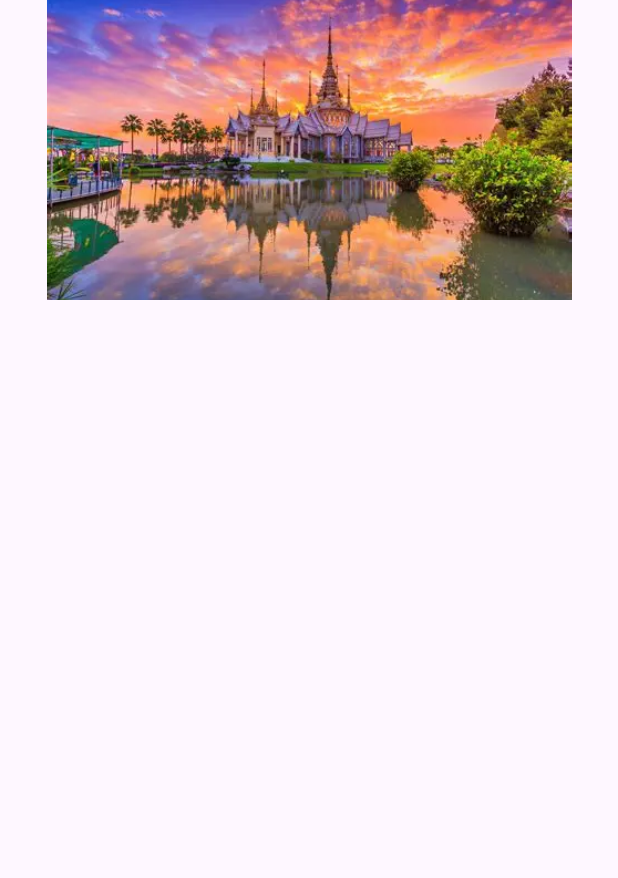
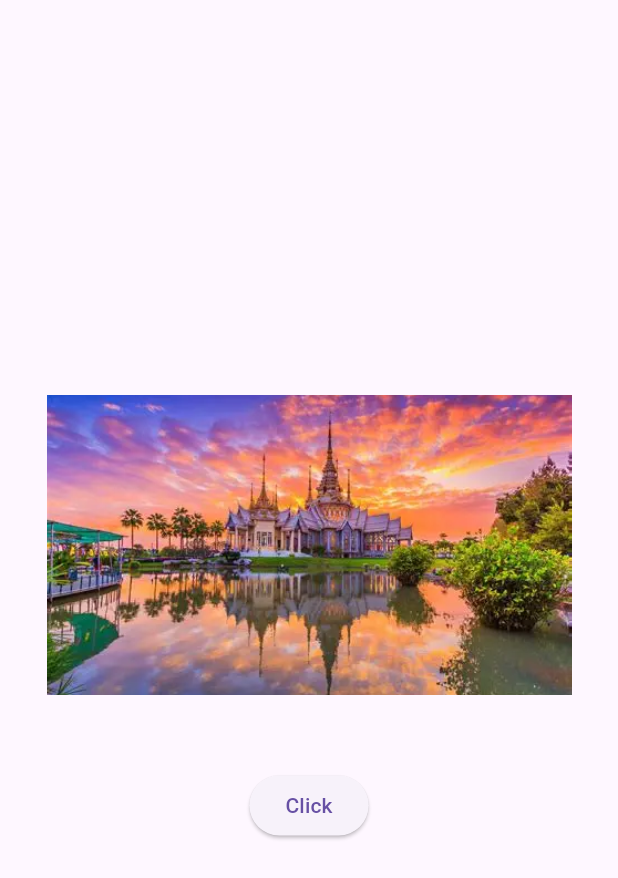
Before and after one commit to Ratndeep1999/daily_practice_of_flutter, a Flutter app: the screen it shows after launch, on a phone screen of 412 x 824 dp. Shown: the top 878 px of the screen. Run offline on Flutter 3.47's test engine with Material 3 defaults, Android fonts, the phone set to English and light mode, and no system bars.

Commit message:
image, elevated button

```diff
--- a/lib/practice.dart
+++ b/lib/practice.dart
@@ -8,6 +8,7 @@ class Practice extends StatelessWidget {
     return Scaffold(
       body: SafeArea(
         child: Column(
+          mainAxisAlignment: MainAxisAlignment.center,
           children: [
             Center(
               child: Image.asset(
@@ -18,6 +19,10 @@ class Practice extends StatelessWidget {
                 fit: BoxFit.cover,
               ),
             ),
+
+            SizedBox(height: 50,),
+
+            ElevatedButton(onPressed: (){}, child: Text('Click'))
           ],
         ),
       ),
```
